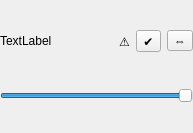
First picture: the form in DeviceListItem.ui, repository DLdota/OpenRGBEffectsPlugin, before the edit.
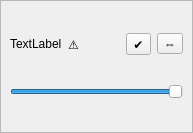
Second picture: the form after the edit. Custom widgets are drawn as their Qt base class.

Commit message: Reworked device list

```diff
--- a/DeviceListItem.ui
+++ b/DeviceListItem.ui
@@ -19,7 +19,7 @@
   <property name="styleSheet">
    <string notr="true"/>
   </property>
-  <layout class="QGridLayout" name="gridLayout" columnstretch="100,0,0,0">
+  <layout class="QGridLayout" name="gridLayout" columnstretch="100">
    <property name="leftMargin">
     <number>0</number>
    </property>
@@ -32,6 +32,28 @@
    <property name="bottomMargin">
     <number>0</number>
    </property>
+   <item row="0" column="0">
+    <widget class="QFrame" name="frame">
+     <property name="frameShape">
+      <enum>QFrame::StyledPanel</enum>
+     </property>
+     <property name="frameShadow">
+      <enum>QFrame::Raised</enum>
+     </property>
+     <layout class="QGridLayout" name="gridLayout_2">
+      <item row="0" column="0">
+       <widget class="QLabel" name="device_name">
+        <property name="text">
+         <string>TextLabel</string>
+        </property>
+        <property name="scaledContents">
+         <bool>false</bool>
+        </property>
+        <property name="wordWrap">
+         <bool>true</bool>
+        </property>
+       </widget>
+      </item>
    <item row="0" column="1">
     <widget class="QLabel" name="danger_not_direct">
      <property name="toolTip">
@@ -43,7 +65,33 @@
      </property>
     </widget>
    </item>
-   <item row="2" column="0" colspan="4">
+      <item row="0" column="2">
+       <widget class="QToolButton" name="enable">
+        <property name="toolTip">
+         <string>Add to current effect</string>
+        </property>
+        <property name="text">
+         <string>✔</string>
+        </property>
+        <property name="checkable">
+         <bool>true</bool>
+        </property>
+       </widget>
+      </item>
+      <item row="0" column="3">
+       <widget class="QToolButton" name="reverse">
+        <property name="toolTip">
+         <string>Change direction</string>
+        </property>
+        <property name="text">
+         <string>⇔</string>
+        </property>
+        <property name="checkable">
+         <bool>true</bool>
+        </property>
+       </widget>
+      </item>
+      <item row="1" column="0" colspan="4">
     <widget class="QTooltipedSlider" name="brightness">
      <property name="maximum">
       <number>100</number>
@@ -59,43 +107,7 @@
    <item row="3" column="0" colspan="4">
     <layout class="QVBoxLayout" name="zones"/>
    </item>
-   <item row="0" column="3">
-    <widget class="QToolButton" name="reverse">
-     <property name="toolTip">
-      <string>Change direction</string>
-     </property>
-     <property name="text">
-      <string>⇔</string>
-     </property>
-     <property name="checkable">
-      <bool>true</bool>
-     </property>
-    </widget>
-   </item>
-   <item row="0" column="0">
-    <widget class="QLabel" name="device_name">
-     <property name="text">
-      <string>TextLabel</string>
-     </property>
-     <property name="scaledContents">
-      <bool>false</bool>
-     </property>
-     <property name="wordWrap">
-      <bool>true</bool>
-     </property>
-    </widget>
-   </item>
-   <item row="0" column="2">
-    <widget class="QToolButton" name="enable">
-     <property name="toolTip">
-      <string>Add to current effect</string>
-     </property>
-     <property name="text">
-      <string>✔</string>
-     </property>
-     <property name="checkable">
-      <bool>true</bool>
-     </property>
+     </layout>
     </widget>
    </item>
   </layout>
```
Left out of the diff: 2 changed lines with no effect on the pictures. Lines whose indentation alone changed are shown as unchanged. The commit also changes 2 other files.
